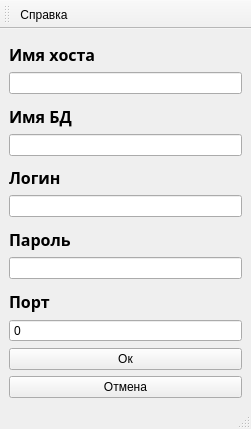
This is WindowFromBD/mainwindow.ui in MrZef1rka/origin as Qt 5 draws it before an edit. The edited form follows.
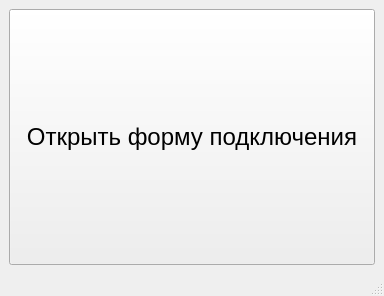
This is the edited form.

Diff of the .ui file:
```diff
--- a/WindowFromBD/mainwindow.ui
+++ b/WindowFromBD/mainwindow.ui
@@ -6,8 +6,8 @@
    <rect>
     <x>0</x>
     <y>0</y>
-    <width>251</width>
-    <height>429</height>
+    <width>384</width>
+    <height>296</height>
    </rect>
   </property>
   <property name="windowTitle">
@@ -15,239 +15,22 @@
   </property>
   <widget class="QWidget" name="centralwidget">
    <layout class="QGridLayout" name="gridLayout">
-    <item row="5" column="0">
-     <widget class="QLabel" name="lb_name">
-      <property name="font">
-       <font>
-        <family>MS Reference Specialty</family>
-        <pointsize>12</pointsize>
-        <italic>false</italic>
-        <bold>true</bold>
-        <underline>false</underline>
-        <kerning>false</kerning>
-       </font>
+    <item row="0" column="0">
+     <widget class="QPushButton" name="pb_open">
+      <property name="sizePolicy">
+       <sizepolicy hsizetype="Preferred" vsizetype="Minimum">
+        <horstretch>0</horstretch>
+        <verstretch>0</verstretch>
+       </sizepolicy>
       </property>
-      <property name="layoutDirection">
-       <enum>Qt::LayoutDirection::LeftToRight</enum>
-      </property>
-      <property name="text">
-       <string>Имя БД</string>
-      </property>
-      <property name="textFormat">
-       <enum>Qt::TextFormat::AutoText</enum>
-      </property>
-      <property name="alignment">
-       <set>Qt::AlignmentFlag::AlignBottom|Qt::AlignmentFlag::AlignLeading|Qt::AlignmentFlag::AlignLeft</set>
-      </property>
-      <property name="wordWrap">
-       <bool>false</bool>
-      </property>
-      <property name="buddy">
-       <cstring>le_name</cstring>
-      </property>
-     </widget>
-    </item>
-    <item row="6" column="0">
-     <widget class="QLineEdit" name="le_name"/>
-    </item>
-    <item row="8" column="0">
-     <widget class="QLineEdit" name="le_login"/>
-    </item>
-    <item row="4" column="0">
-     <widget class="QLineEdit" name="le_host">
       <property name="font">
        <font>
+        <pointsize>18</pointsize>
         <bold>false</bold>
-        <kerning>false</kerning>
        </font>
       </property>
       <property name="text">
-       <string/>
-      </property>
-     </widget>
-    </item>
-    <item row="1" column="0">
-     <widget class="QLabel" name="lb_host">
-      <property name="font">
-       <font>
-        <family>MS Reference Specialty</family>
-        <pointsize>12</pointsize>
-        <italic>false</italic>
-        <bold>true</bold>
-        <underline>false</underline>
-        <kerning>false</kerning>
-       </font>
-      </property>
-      <property name="layoutDirection">
-       <enum>Qt::LayoutDirection::LeftToRight</enum>
-      </property>
-      <property name="text">
-       <string>Имя хоста</string>
-      </property>
-      <property name="textFormat">
-       <enum>Qt::TextFormat::AutoText</enum>
-      </property>
-      <property name="alignment">
-       <set>Qt::AlignmentFlag::AlignBottom|Qt::AlignmentFlag::AlignLeading|Qt::AlignmentFlag::AlignLeft</set>
-      </property>
-      <property name="wordWrap">
-       <bool>false</bool>
-      </property>
-      <property name="buddy">
-       <cstring>le_host</cstring>
-      </property>
-     </widget>
-    </item>
-    <item row="12" column="0">
-     <widget class="QLabel" name="lb_port">
-      <property name="font">
-       <font>
-        <family>MS Reference Specialty</family>
-        <pointsize>12</pointsize>
-        <italic>false</italic>
-        <bold>true</bold>
-        <underline>false</underline>
-        <kerning>false</kerning>
-       </font>
-      </property>
-      <property name="layoutDirection">
-       <enum>Qt::LayoutDirection::LeftToRight</enum>
-      </property>
-      <property name="text">
-       <string>Порт</string>
-      </property>
-      <property name="textFormat">
-       <enum>Qt::TextFormat::AutoText</enum>
-      </property>
-      <property name="alignment">
-       <set>Qt::AlignmentFlag::AlignBottom|Qt::AlignmentFlag::AlignLeading|Qt::AlignmentFlag::AlignLeft</set>
-      </property>
-      <property name="wordWrap">
-       <bool>false</bool>
-      </property>
-      <property name="buddy">
-       <cstring>le_port</cstring>
-      </property>
-     </widget>
-    </item>
-    <item row="11" column="0">
-     <widget class="QLineEdit" name="le_password"/>
-    </item>
-    <item row="7" column="0">
-     <widget class="QLabel" name="lb_login">
-      <property name="font">
-       <font>
-        <family>MS Reference Specialty</family>
-        <pointsize>12</pointsize>
-        <italic>false</italic>
-        <bold>true</bold>
-        <underline>false</underline>
-        <kerning>false</kerning>
-       </font>
-      </property>
-      <property name="layoutDirection">
-       <enum>Qt::LayoutDirection::LeftToRight</enum>
-      </property>
-      <property name="text">
-       <string>Логин</string>
-      </property>
-      <property name="textFormat">
-       <enum>Qt::TextFormat::AutoText</enum>
-      </property>
-      <property name="alignment">
-       <set>Qt::AlignmentFlag::AlignBottom|Qt::AlignmentFlag::AlignLeading|Qt::AlignmentFlag::AlignLeft</set>
-      </property>
-      <property name="wordWrap">
-       <bool>false</bool>
-      </property>
-      <property name="buddy">
-       <cstring>le_login</cstring>
-      </property>
-     </widget>
-    </item>
-    <item row="10" column="0">
-     <widget class="QLabel" name="lb_password">
-      <property name="font">
-       <font>
-        <family>MS Reference Specialty</family>
-        <pointsize>12</pointsize>
-        <italic>false</italic>
-        <bold>true</bold>
-        <underline>false</underline>
-        <kerning>false</kerning>
-       </font>
-      </property>
-      <property name="layoutDirection">
-       <enum>Qt::LayoutDirection::LeftToRight</enum>
-      </property>
-      <property name="text">
-       <string>Пароль</string>
-      </property>
-      <property name="textFormat">
-       <enum>Qt::TextFormat::AutoText</enum>
-      </property>
-      <property name="alignment">
-       <set>Qt::AlignmentFlag::AlignBottom|Qt::AlignmentFlag::AlignLeading|Qt::AlignmentFlag::AlignLeft</set>
-      </property>
-      <property name="wordWrap">
-       <bool>false</bool>
-      </property>
-      <property name="buddy">
-       <cstring>le_password</cstring>
-      </property>
-     </widget>
-    </item>
-    <item row="14" column="0">
-     <widget class="QPushButton" name="pb_ok">
-      <property name="text">
-       <string>Ок</string>
-      </property>
-     </widget>
-    </item>
-    <item row="13" column="0">
-     <widget class="QSpinBox" name="le_port">
-      <property name="enabled">
-       <bool>true</bool>
-      </property>
-      <property name="wrapping">
-       <bool>false</bool>
-      </property>
-      <property name="readOnly">
-       <bool>false</bool>
-      </property>
-      <property name="buttonSymbols">
-       <enum>QAbstractSpinBox::ButtonSymbols::NoButtons</enum>
-      </property>
-      <property name="specialValueText">
-       <string/>
-      </property>
-      <property name="accelerated">
-       <bool>false</bool>
-      </property>
-      <property name="minimum">
-       <number>0</number>
-      </property>
-      <property name="maximum">
-       <number>999999999</number>
-      </property>
-      <property name="singleStep">
-       <number>0</number>
-      </property>
-      <property name="stepType">
-       <enum>QAbstractSpinBox::StepType::DefaultStepType</enum>
-      </property>
-      <property name="value">
-       <number>0</number>
-      </property>
-      <property name="displayIntegerBase">
-       <number>10</number>
-      </property>
-     </widget>
-    </item>
-    <item row="18" column="0">
-     <widget class="QPushButton" name="pb_cancel">
-      <property name="text">
-       <string>Отмена</string>
+       <string>Открыть форму подключения</string>
       </property>
      </widget>
     </item>
@@ -264,29 +47,6 @@
    </property>
   </widget>
   <widget class="QStatusBar" name="statusbar"/>
-  <widget class="QToolBar" name="toolBar">
-   <property name="windowTitle">
-    <string>toolBar</string>
-   </property>
-   <attribute name="toolBarArea">
-    <enum>TopToolBarArea</enum>
-   </attribute>
-   <attribute name="toolBarBreak">
-    <bool>false</bool>
-   </attribute>
-   <addaction name="refwindow"/>
-  </widget>
-  <action name="refwindow">
-   <property name="text">
-    <string>Справка</string>
-   </property>
-   <property name="toolTip">
-    <string>информация о приложении</string>
-   </property>
-   <property name="menuRole">
-    <enum>QAction::MenuRole::NoRole</enum>
-   </property>
-  </action>
  </widget>
  <tabstops>
   <tabstop>le_host</tabstop>
```
Left out of the diff: 78 changed lines with no effect on the pictures.
